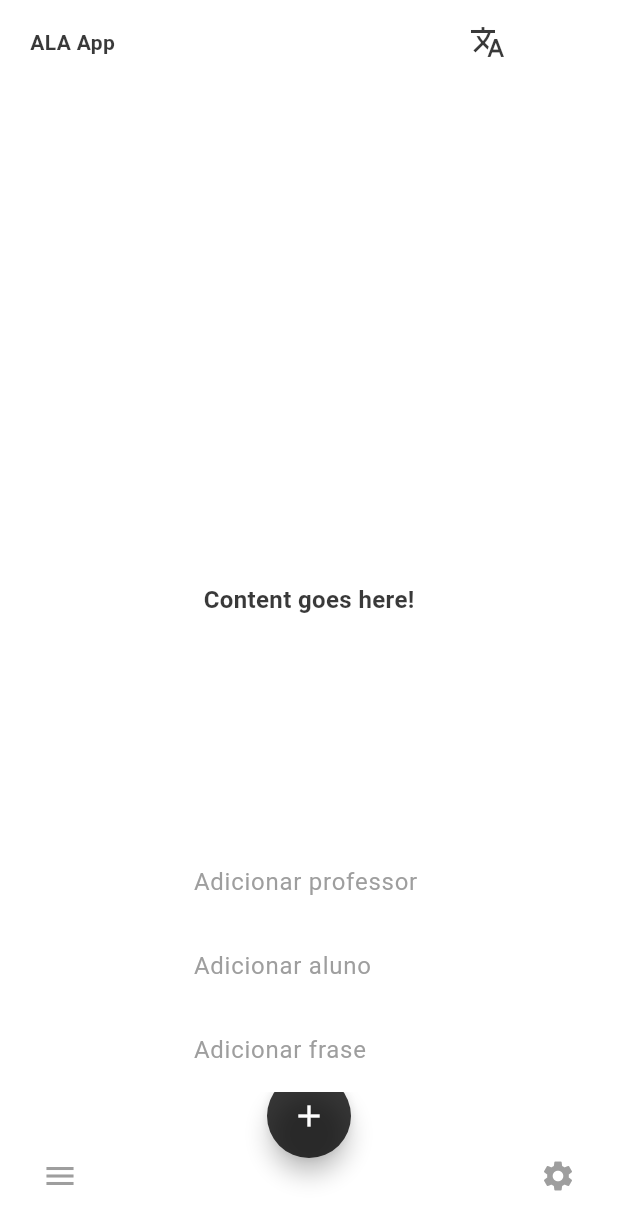
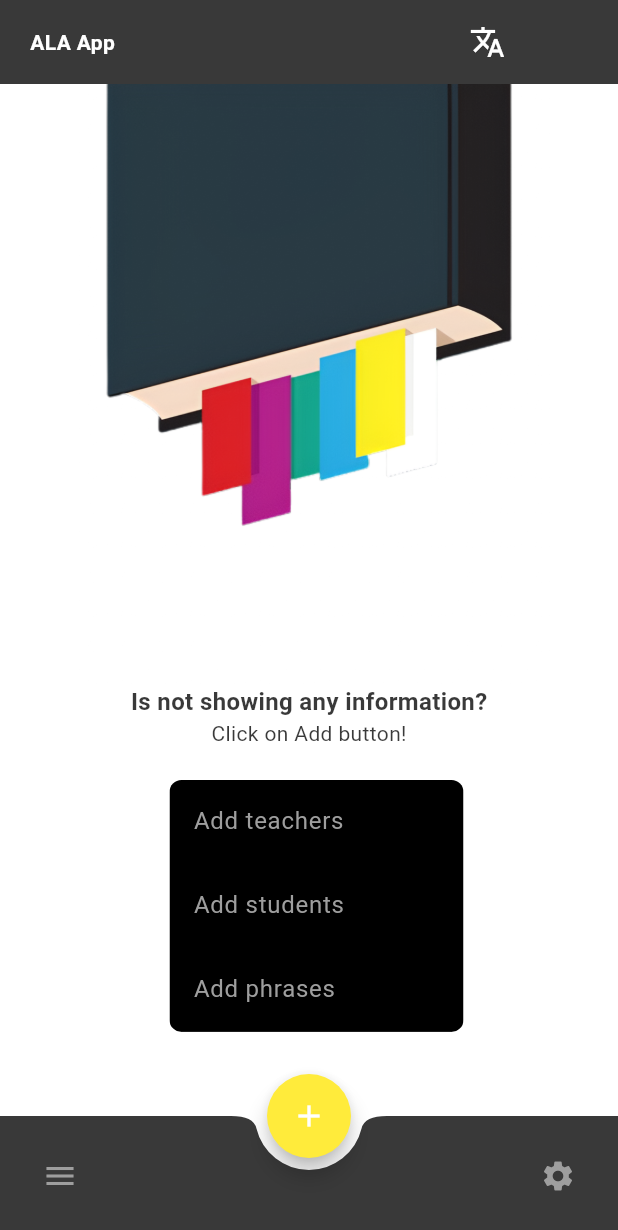
Before and after one commit to asda-projects/phutfend, a Flutter app: the screen it shows after launch, after a tap on the "add" icon, on a phone screen of 412 x 824 dp. Shown: the top 1230 px of the screen. Run offline on Flutter 3.47's test engine with Material 3 defaults, Android fonts, the light colour scheme and no system bars; our stand-ins replace faker, firebase_auth, firebase_core; missing offline and left inert: translator; accounts and stored records are empty; network calls fail; Roboto replaces fonts that are missing (Raleway, Tahoma).

Commit message:
body page in staff main screen for the first login

```diff
--- a/app/lib/presentation/boilerplate/assets.dart
+++ b/app/lib/presentation/boilerplate/assets.dart
@@ -29,24 +29,6 @@ AssetImage customAssetImagem(String assetName) {
   return AssetImage('assets/images/$assetName');
 }
 
-class CustomDecorationImage extends BoxDecoration {
-  final String assetName;
-  final Alignment alignment;
-  final BoxFit? fit;
-
-  CustomDecorationImage({
-    required this.assetName,
-    required this.alignment,
-    this.fit,
-  }) : super(
-          image: DecorationImage(
-              image: customAssetImagem(assetName),
-              alignment: alignment,
-              filterQuality: FilterQuality.high,
-              fit: fit),
-        );
-}
-
 class CustomBackgroundImage extends StatelessWidget {
   final String assetName;
   final Alignment alignment;
@@ -54,9 +36,9 @@ class CustomBackgroundImage extends StatelessWidget {
   final double? screenHeight;
   final List<Widget>? widgets;
   final double blurStrength;
-  final bool staticImgSize;
   final BoxFit? fit;
   final dynamic stackFit;
+
 
   const CustomBackgroundImage(
       {super.key,
@@ -68,26 +50,28 @@ class CustomBackgroundImage extends StatelessWidget {
       this.fit,
       this.stackFit = StackFit.loose,
       this.blurStrength = 5.0,
-      this.staticImgSize = true});
+      }); // Default rotation angle is 0
 
   @override
   Widget build(BuildContext context) {
     List<Widget> defaultList = [
       Container(
-        width: staticImgSize ? 700 : screenWidth,
-        height: staticImgSize ? 700 : screenHeight,
+        width: screenWidth,
+        height: screenHeight,
         decoration: CustomDecorationImage(
-            assetName: assetName, alignment: alignment, fit: fit),
+          assetName: assetName,
+          alignment: alignment,
+          fit: fit,
+        ),
       ),
       Positioned.fill(
         child: BackdropFilter(
-          filter:
-              ui.ImageFilter.blur(sigmaX: blurStrength, sigmaY: blurStrength),
+          filter: ui.ImageFilter.blur(sigmaX: blurStrength, sigmaY: blurStrength),
           child: Container(
             color: Colors.transparent,
           ),
         ),
-      )
+      ),
     ];
 
     List<Widget> fullList;
@@ -99,9 +83,26 @@ class CustomBackgroundImage extends StatelessWidget {
     }
 
     return Stack(
-      fit: stackFit,
-      alignment: Alignment.center,
-      children: fullList,
+        fit: stackFit,
+        alignment: Alignment.center,
+        children: fullList,
+
     );
   }
 }
+
+class CustomDecorationImage extends BoxDecoration {
+  final String assetName;
+  final Alignment alignment;
+  final BoxFit? fit;
+
+  CustomDecorationImage(
+      {required this.assetName, required this.alignment, this.fit})
+      : super(
+          image: DecorationImage(
+            image: customAssetImagem(assetName),
+            alignment: alignment,
+            fit: fit,
+          ),
+        );
+}
--- a/app/lib/presentation/boilerplate/buttons.dart
+++ b/app/lib/presentation/boilerplate/buttons.dart
@@ -1,3 +1,4 @@
+import 'package:app/data/adapters/firebase/firestore.dart';
 import 'package:app/data/adapters/translation.dart';
 
 import 'package:app/presentation/boilerplate/text_fields.dart';
@@ -88,7 +89,8 @@ class CustomIconAndTextButton extends StatelessWidget {
 class LanguageSelector extends StatelessWidget {
   final bool reloadPage;
   final String? pageName;
-  const LanguageSelector({super.key, this.reloadPage = false, this.pageName});
+  final Color? iconColor;
+  const LanguageSelector({super.key, this.reloadPage = false, this.pageName, this.iconColor});
 
   @override
   Widget build(BuildContext context) {
@@ -109,7 +111,7 @@ class LanguageSelector extends StatelessWidget {
 
           icon: Padding(
             padding: const EdgeInsets.only(right: 55, left: 0),
-            child: Icon(Icons.translate, color: Theme.of(context).primaryColor),
+            child: Icon(Icons.translate, color: iconColor ?? Theme.of(context).primaryColor),
           ),
 
           items: [
@@ -220,25 +222,45 @@ void _cacheTranslations() async {
   }
 }
 
+
+  double adjustHeightOverlay(double screenSizeHeight ) {
+    logger.debug("screenSizeHeight: $screenSizeHeight");
+
+    if (screenSizeHeight >= 830) {
+
+      return  screenSizeHeight * 0.12;
+    }
+
+    return screenSizeHeight * 0.17;
+
+  }
+
   OverlayEntry _createOverlayEntry() {
   RenderBox renderBox = context.findRenderObject() as RenderBox;
   var size = renderBox.size;
   var offset = renderBox.localToGlobal(Offset.zero);
+  var screenSize = MediaQuery.of(context).size;
+
+
+
 
   return OverlayEntry(
+
     builder: (context) => GestureDetector(
+      behavior:  HitTestBehavior.translucent,
       onTap: _removeOverlay, // Close overlay when tapping outside
-      behavior: HitTestBehavior.translucent,
+      // behavior: HitTestBehavior.translucent,
       child: Stack(
         children: [
           Positioned(
             left: offset.dx - 65,
-            top: offset.dy - size.height - 100,
+            top: offset.dy - size.height - adjustHeightOverlay(screenSize.height),
             width: size.width + 140,
             child: ClipRRect(
               borderRadius: BorderRadius.circular(8.0),
               child: Material(
-                // color: Colors.transparent, // Make the material transparent
+
+                color: Colors.black, // Make the material transparent
                 child: Column(
                   mainAxisSize: MainAxisSize.min,
                   children: widget.childrensOverlayEntry.map((child) {
@@ -284,6 +306,7 @@ void _cacheTranslations() async {
   @override
   Widget build(BuildContext context) {
     return FloatingActionButton(
+      backgroundColor: Theme.of(context).colorScheme.secondary,
       shape: const CircleBorder(eccentricity: 0.3),
       onPressed: _toggleDropdown,
       child: Icon(widget.floatingBtnIcon),
--- a/app/lib/presentation/screen/paths/main_screen.dart
+++ b/app/lib/presentation/screen/paths/main_screen.dart
@@ -28,6 +28,7 @@ class _MainScreenState extends State<MainScreen> {
   Widget build(BuildContext context) {
 
     return Scaffold(
+      backgroundColor: Theme.of(context).scaffoldBackgroundColor,
       appBar: widget.appBar,
       body: widget.body,
       floatingActionButton:  DropDownFloatingActionButton(
@@ -35,6 +36,7 @@ class _MainScreenState extends State<MainScreen> {
         childrensOverlayEntry: widget.childrensOverlayEntry,),
       floatingActionButtonLocation: FloatingActionButtonLocation.centerDocked,
       bottomNavigationBar: BottomAppBar(
+        color: Theme.of(context).colorScheme.onTertiary,
         shape: const CircularNotchedRectangle(),
         notchMargin: 8.0,
         child: Row(
--- a/app/lib/presentation/screen/paths/staff/main/staff_main_screen.dart
+++ b/app/lib/presentation/screen/paths/staff/main/staff_main_screen.dart
@@ -1,3 +1,4 @@
+import 'package:app/presentation/boilerplate/assets.dart';
 import 'package:app/presentation/boilerplate/buttons.dart';
 import 'package:app/presentation/boilerplate/text_fields.dart';
 
@@ -28,31 +29,57 @@ class _StaffMainScreenState extends State<StaffMainScreen> {
 
 
     return MainScreen(
-        appBar: AppBar(actions: [
+        appBar: AppBar(
+          backgroundColor:  Theme.of(context).colorScheme.onTertiary,
+          actions: const [
           Padding(
-              padding: const EdgeInsets.only(left: 20),
+              padding:  EdgeInsets.only(left: 20),
               child: Text(
                 "ALA App",
                 style: TextStyle(
                     fontSize: 14,
                     fontFamily: "Tahoma",
-                    color: Theme.of(context).colorScheme.primary,
+                    color: Colors.white,
                     fontWeight: FontWeight.bold),
               )),
-          const Expanded(child: SizedBox()),
-          const Padding(
-              padding: EdgeInsets.only(right: 20), child: LanguageSelector())
+           Expanded(child: SizedBox()),
+           Padding(
+              padding: EdgeInsets.only(right: 20), child: LanguageSelector(iconColor: Colors.white,))
         ]),
         floatingBtnIcon: Icons.add,
-        body: Center(
-            child: TranslatableText(
-          "Content goes here!",
+        body:
+            SingleChildScrollView(
+        child: Column(
+
+              mainAxisSize: MainAxisSize.min,
+              children: [
+                const Center(
+                  child:  CustomBackgroundImage(
+                  assetName: "staff_main_screen.png",
+                  alignment: Alignment.bottomCenter,
+                  screenHeight: 400,
+                  screenWidth: 600,
+
+                  blurStrength: 0.07,
+              widgets: []
+                )),
+                      TranslatableText(
+                        "Is not showing any information?",
           TextStyle(
               fontSize: 16,
-              fontFamily: "Tahoma",
+              fontFamily: "Raleway",
               color: Theme.of(context).colorScheme.primary,
               fontWeight: FontWeight.bold),
-        )),
+        ),
+        TranslatableText(
+                        "Click on Add button!",
+          TextStyle(
+              fontSize: 14,
+              fontFamily: "Raleway",
+              color: Theme.of(context).colorScheme.primary,
+
+        ))
+                      ])),
         childrenWidgets: <Widget>[
           IconButton(
             icon: const Icon(Icons.menu),
@@ -69,19 +96,19 @@ class _StaffMainScreenState extends State<StaffMainScreen> {
         ], childrensOverlayEntry: [
               ListTile(
                 title:
-                    TranslatableText('Adicionar professor', defaultTextStyle),
+                    TranslatableText('Add teachers', defaultTextStyle),
                 onTap: () {
                   navigateToPage(context, 'StaffAddTeacher');
                 },
               ),
               ListTile(
-                title: TranslatableText('Adicionar aluno', defaultTextStyle),
+                title: TranslatableText('Add students', defaultTextStyle),
                 onTap: () {
                   navigateToPage(context, 'StaffAddStudent');
                 },
               ),
               ListTile(
-                title: TranslatableText('Adicionar frase', defaultTextStyle),
+                title: TranslatableText('Add phrases', defaultTextStyle),
                 onTap: () {
                   navigateToPage(context, 'StaffAddPhrase');
                 },
--- a/app/pubspec.yaml
+++ b/app/pubspec.yaml
@@ -71,6 +71,7 @@ flutter:
      - assets/images/ala-logo.png
      - assets/images/elephant.png
      - assets/images/logo-elephant.png
+     - assets/images/staff_main_screen.png
 
 
 
```
Also changed, not shown: app/assets/images/staff_main_screen.png (added), 2 other files.
